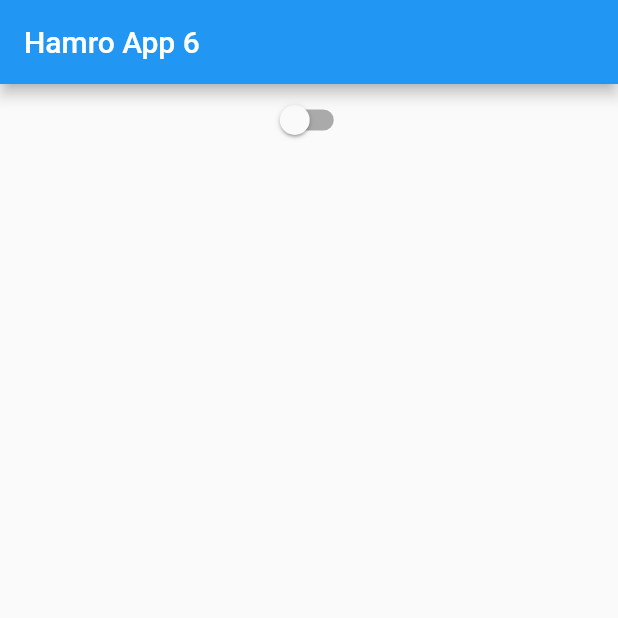
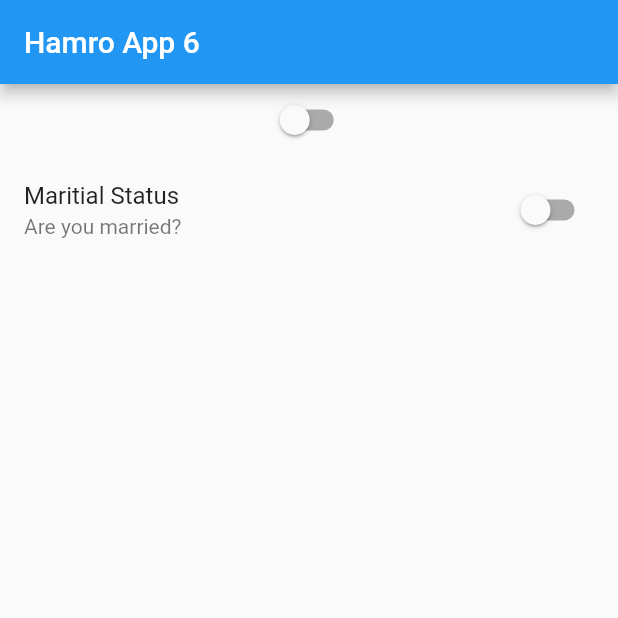
Before and after one commit to RoopsBhasima7/Flutter, a Flutter app: the screen it shows after launch, on a phone screen of 412 x 824 dp, the top half of it. Run offline on Flutter 3.47's test engine with Material 2 defaults, Android fonts, the phone set to English and light mode, and no system bars.

Commit message:
Flutter App6

```diff
--- a/app6/lib/main.dart
+++ b/app6/lib/main.dart
@@ -24,7 +24,14 @@ class _HamroAppState extends State<HamroApp> {
           children: <Widget>[
             Switch(
               value: _value, onChanged: _onChangeSwitch,
-            )
+            ),
+            SwitchListTile(
+              value: _value,
+              onChanged: _onChangeSwitch,
+              activeColor : Colors.blue,
+              subtitle : Text('Are you married?'),
+              title: Text('Maritial Status'),
+              )
           ],
         ),
       ),
```
